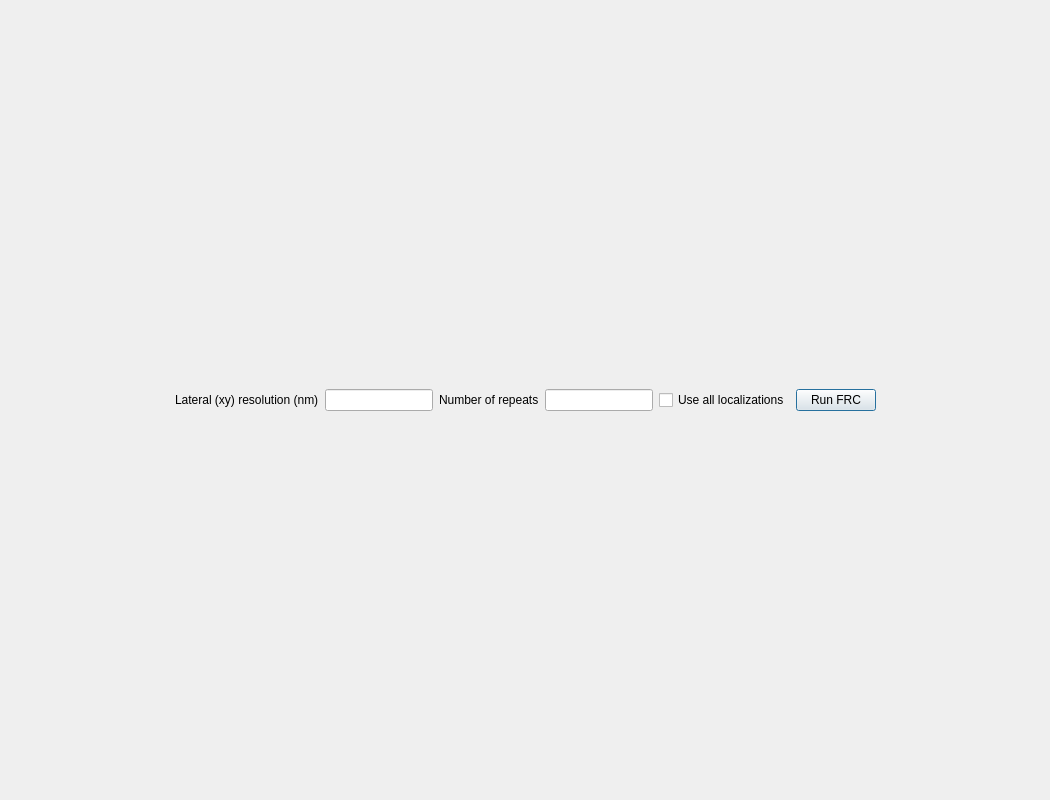
This is pyminflux/ui/frc_tool.ui in bsse-scf/pyMINFLUX as Qt 5 draws it before an edit. The edited form follows.
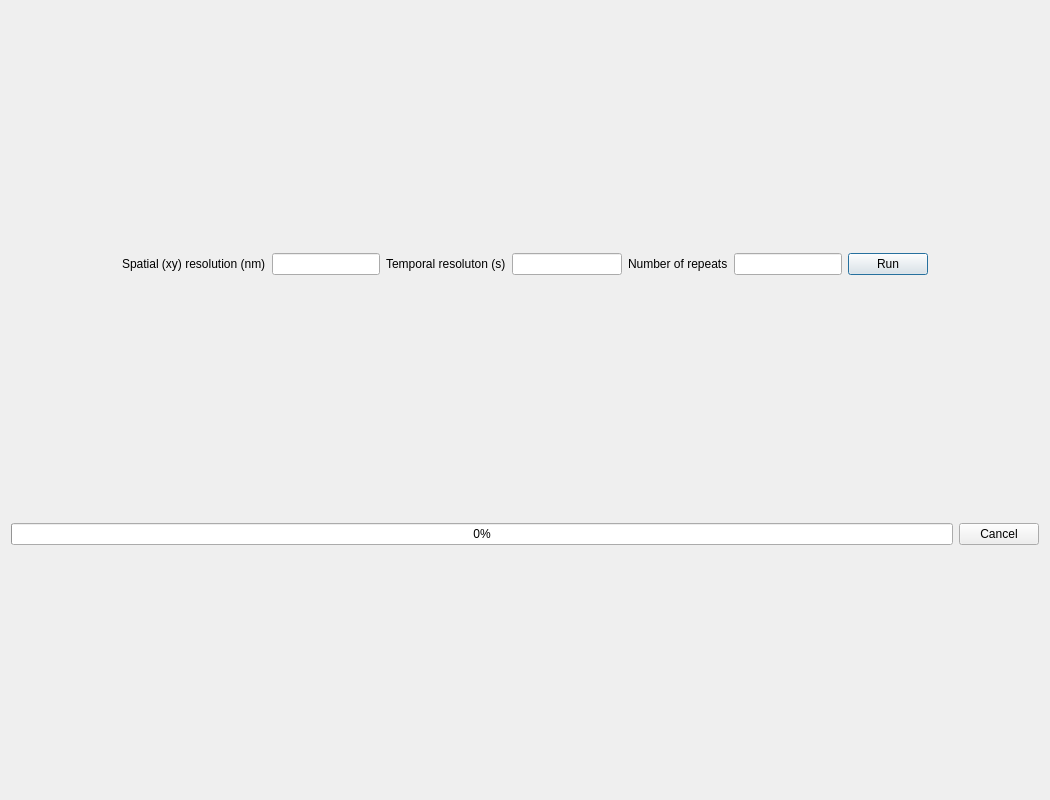
This is the edited form.

Commit message: Add progress bar to FRCTool and allow the user to interrupt the process.

Patch:
```diff
--- a/pyminflux/ui/frc_tool.ui
+++ b/pyminflux/ui/frc_tool.ui
@@ -56,7 +56,7 @@
         </sizepolicy>
        </property>
        <property name="text">
-        <string>Lateral (xy) resolution (nm)</string>
+        <string>Spatial (xy) resolution (nm)</string>
        </property>
       </widget>
      </item>
@@ -70,6 +70,22 @@
        </property>
       </widget>
      </item>
+     <item>
+      <widget class="QLabel" name="lbTemporalResolution">
+       <property name="sizePolicy">
+        <sizepolicy hsizetype="Preferred" vsizetype="Fixed">
+         <horstretch>0</horstretch>
+         <verstretch>0</verstretch>
+        </sizepolicy>
+       </property>
+       <property name="text">
+        <string>Temporal resoluton (s)</string>
+       </property>
+      </widget>
+     </item>
+     <item>
+      <widget class="QLineEdit" name="leTemporalResolution"/>
+     </item>
      <item>
       <widget class="QLabel" name="lbNumRepeats">
        <property name="sizePolicy">
@@ -93,19 +109,6 @@
        </property>
       </widget>
      </item>
-     <item>
-      <widget class="QCheckBox" name="cbUseAllLocs">
-       <property name="sizePolicy">
-        <sizepolicy hsizetype="Minimum" vsizetype="Fixed">
-         <horstretch>0</horstretch>
-         <verstretch>0</verstretch>
-        </sizepolicy>
-       </property>
-       <property name="text">
-        <string>Use all localizations</string>
-       </property>
-      </widget>
-     </item>
      <item>
       <widget class="QPushButton" name="pbRunFRCAnalysis">
        <property name="sizePolicy">
@@ -115,7 +118,7 @@
         </sizepolicy>
        </property>
        <property name="text">
-        <string>Run FRC</string>
+        <string>Run</string>
        </property>
       </widget>
      </item>
@@ -146,6 +149,30 @@
    <item row="1" column="0">
     <layout class="QHBoxLayout" name="hlPlot"/>
    </item>
+   <item row="2" column="0">
+    <layout class="QHBoxLayout" name="hlProgress">
+     <item>
+      <widget class="QProgressBar" name="progress_bar">
+       <property name="value">
+        <number>0</number>
+       </property>
+      </widget>
+     </item>
+     <item>
+      <widget class="QPushButton" name="pbInterrupt">
+       <property name="sizePolicy">
+        <sizepolicy hsizetype="Fixed" vsizetype="Fixed">
+         <horstretch>0</horstretch>
+         <verstretch>0</verstretch>
+        </sizepolicy>
+       </property>
+       <property name="text">
+        <string>Cancel</string>
+       </property>
+      </widget>
+     </item>
+    </layout>
+   </item>
   </layout>
  </widget>
  <resources/>
```
Left out of the diff: 2 changed lines with no effect on the pictures. The commit also changes 5 other files.
